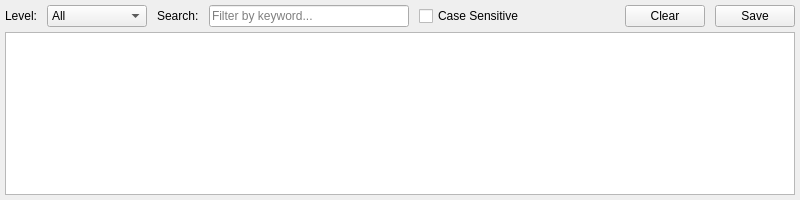
Qt form common_component/log/logwidget.ui (motis-mutsumi/GenericScope) before a commit.
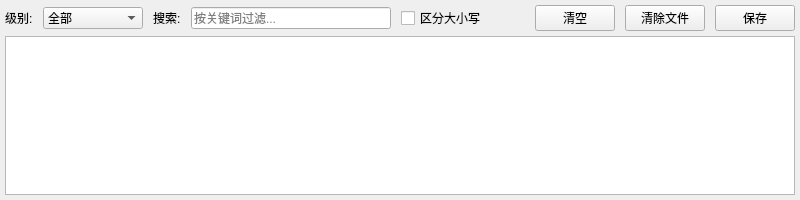
The same form after that commit.

Commit message: 增加了log文件清除功能，修复了黑底问题

```diff
--- a/common_component/log/logwidget.ui
+++ b/common_component/log/logwidget.ui
@@ -35,7 +35,7 @@
      <item>
       <widget class="QLabel" name="levelLabel">
        <property name="text">
-        <string>Level:</string>
+        <string>级别:</string>
        </property>
       </widget>
      </item>
@@ -49,7 +49,7 @@
        </property>
        <item>
         <property name="text">
-         <string>All</string>
+         <string>全部</string>
         </property>
        </item>
        <item>
@@ -82,7 +82,7 @@
      <item>
       <widget class="QLabel" name="searchLabel">
        <property name="text">
-        <string>Search:</string>
+        <string>搜索:</string>
        </property>
       </widget>
      </item>
@@ -95,7 +95,7 @@
         </size>
        </property>
        <property name="placeholderText">
-        <string>Filter by keyword...</string>
+        <string>按关键词过滤...</string>
        </property>
        <property name="clearButtonEnabled">
         <bool>true</bool>
@@ -105,7 +105,7 @@
      <item>
       <widget class="QCheckBox" name="caseSensitiveCheck">
        <property name="text">
-        <string>Case Sensitive</string>
+        <string>区分大小写</string>
        </property>
       </widget>
      </item>
@@ -125,14 +125,27 @@
      <item>
       <widget class="QPushButton" name="clearButton">
        <property name="text">
-        <string>Clear</string>
+        <string>清空</string>
+       </property>
+       <property name="toolTip">
+        <string>仅清空显示</string>
+       </property>
+      </widget>
+     </item>
+     <item>
+      <widget class="QPushButton" name="clearFilesButton">
+       <property name="text">
+        <string>清除文件</string>
+       </property>
+       <property name="toolTip">
+        <string>删除磁盘上的所有日志文件</string>
        </property>
       </widget>
      </item>
      <item>
       <widget class="QPushButton" name="saveButton">
        <property name="text">
-        <string>Save</string>
+        <string>保存</string>
        </property>
       </widget>
      </item>
```
Left out of the diff: 10 changed lines with no effect on the pictures. The commit also changes 183 other files.
